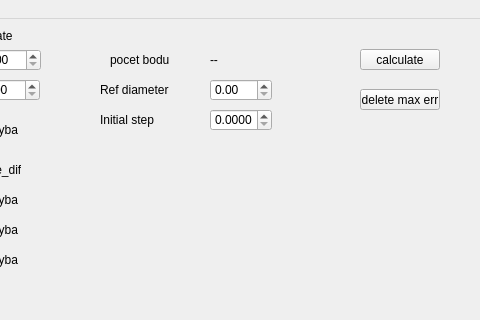
First picture: the form in calibratewindow.ui, repository fupe/digitizer2, before the edit; both pictures show x 320 to 800 and y 0 to 320 of the 800 by 600 pixel window.
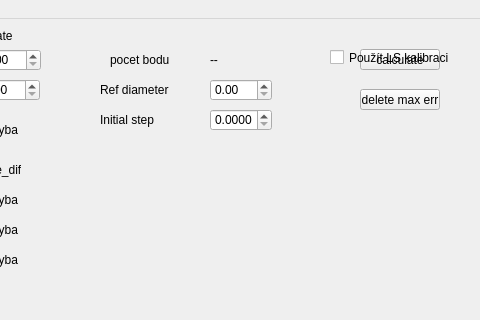
Second picture: the form after the edit.

Commit message: Add least squares calibration option

What changed in the file:
```diff
--- a/calibratewindow.ui
+++ b/calibratewindow.ui
@@ -509,6 +509,19 @@
      <string>max chyba</string>
     </property>
    </widget>
+   <widget class="QCheckBox" name="checkBox_leastSquares">
+    <property name="geometry">
+     <rect>
+      <x>650</x>
+      <y>30</y>
+      <width>131</width>
+      <height>17</height>
+     </rect>
+    </property>
+    <property name="text">
+     <string>Použít LS kalibraci</string>
+    </property>
+   </widget>
   </widget>
   <widget class="QMenuBar" name="menubar">
    <property name="geometry">
```
Left out of the diff: 1 changed line with no effect on the pictures. Lines whose indentation alone changed are shown as unchanged. The commit also changes 4 other files.
